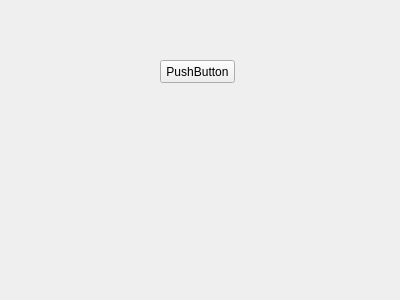
Old version of the form UI_pdf_translate.ui in the repository rocvfx/pdf_translate.
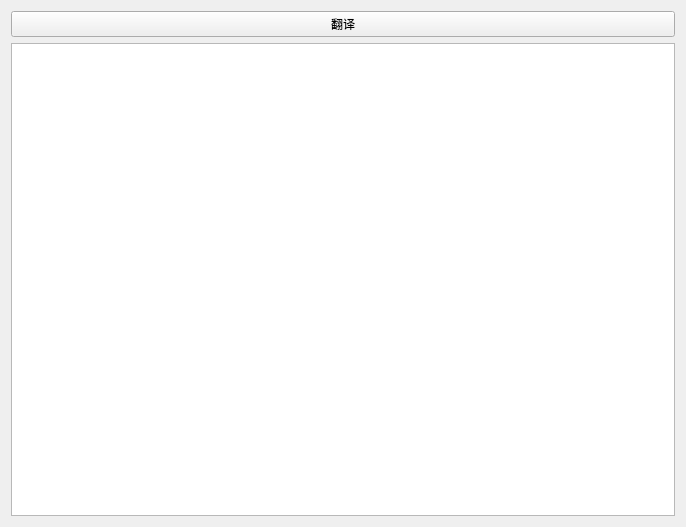
New version of the form.

Commit message: 可显示界面

```diff
--- a/UI_pdf_translate.ui
+++ b/UI_pdf_translate.ui
@@ -6,26 +6,36 @@
    <rect>
     <x>0</x>
     <y>0</y>
-    <width>400</width>
-    <height>300</height>
+    <width>686</width>
+    <height>527</height>
    </rect>
   </property>
   <property name="windowTitle">
    <string>Form</string>
   </property>
-  <widget class="QPushButton" name="pushButton">
-   <property name="geometry">
-    <rect>
-     <x>160</x>
-     <y>60</y>
-     <width>75</width>
-     <height>23</height>
-    </rect>
-   </property>
-   <property name="text">
-    <string>PushButton</string>
-   </property>
-  </widget>
+  <layout class="QVBoxLayout" name="verticalLayout_2">
+   <item>
+    <layout class="QVBoxLayout" name="verticalLayout">
+     <item>
+      <widget class="QPushButton" name="pushButton_translate">
+       <property name="text">
+        <string>翻译</string>
+       </property>
+      </widget>
+     </item>
+     <item>
+      <widget class="QPlainTextEdit" name="plainTextEdit_pdf_text">
+       <property name="lineWrapMode">
+        <enum>QPlainTextEdit::NoWrap</enum>
+       </property>
+       <property name="overwriteMode">
+        <bool>true</bool>
+       </property>
+      </widget>
+     </item>
+    </layout>
+   </item>
+  </layout>
  </widget>
  <resources/>
  <connections/>
```
The commit also changes 2 other files.
